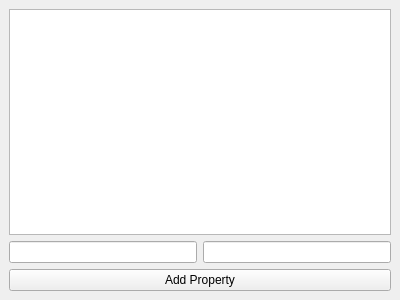
Above: src/Interface/GraphPropertiesWidget.ui from KDE/rocs before the change. Below: the same form after it.
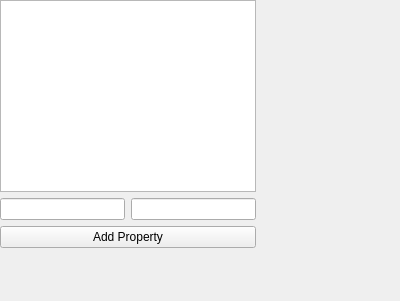
That is the form after the change. Custom widgets are drawn as their Qt base class.

What changed in the file:
```diff
--- a/src/Interface/GraphPropertiesWidget.ui
+++ b/src/Interface/GraphPropertiesWidget.ui
@@ -1,12 +1,12 @@
 <ui version="4.0" >
  <class>GraphPropertiesWidget</class>
- <widget class="QDockWidget" name="GraphPropertiesWidget" >
+ <widget class="QWidget" name="GraphPropertiesWidget" >
   <property name="geometry" >
    <rect>
     <x>0</x>
     <y>0</y>
     <width>400</width>
-    <height>300</height>
+    <height>301</height>
    </rect>
   </property>
   <property name="windowTitle" >
```
Left out of the diff: 3 changed lines with no effect on the pictures.
